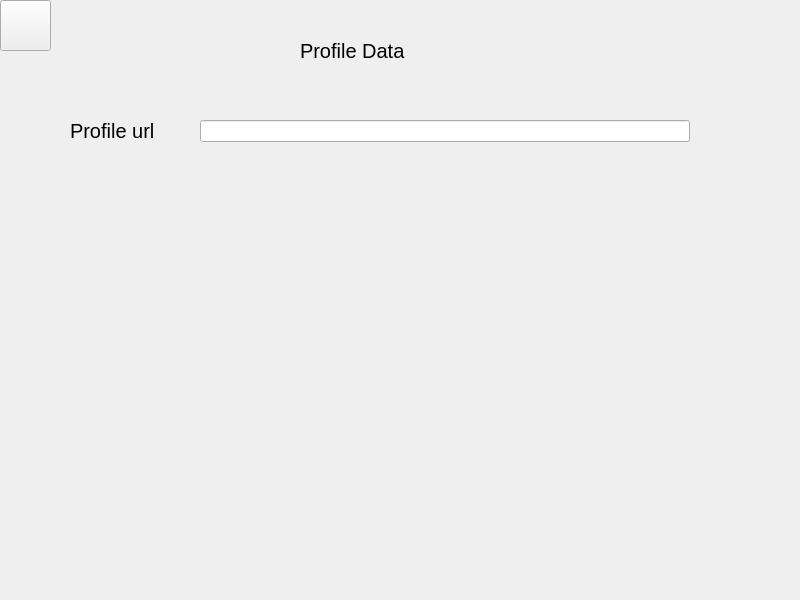
This is main.ui in mido-99/Tweety as Qt 5 draws it before an edit. The edited form follows.
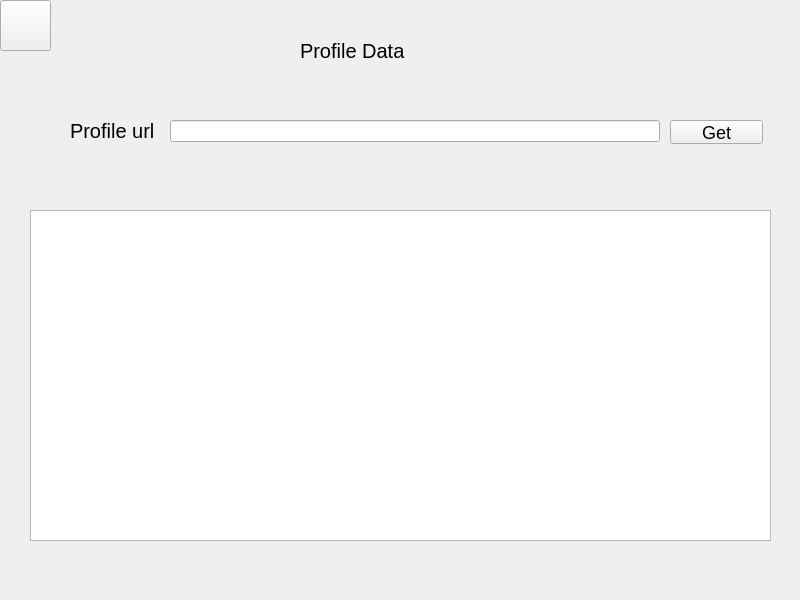
This is the edited form. The open tabs and pages were chosen to show the change.

Patch:
```diff
--- a/main.ui
+++ b/main.ui
@@ -26,7 +26,11 @@
    <string>MainWindow</string>
   </property>
   <property name="styleSheet">
-   <string notr="true">QLabel[objectName*=&quot;title&quot;]{
+   <string notr="true">* {
+font-size: 18px;
+}
+
+QLabel[objectName*=&quot;title&quot;]{
     qproperty-alignment: 'AlignCenter';
 	font-size: 30px;
 }
@@ -37,6 +41,10 @@
 
 QPushButton[objectName*=&quot;back&quot;] {
     border: none;
+}
+
+QPlainTextEdit {
+	font-size: 16px;
 }</string>
   </property>
   <widget class="QWidget" name="centralwidget">
@@ -57,7 +65,7 @@
     </property>
     <property name="font">
      <font>
-      <pointsize>14</pointsize>
+      <pointsize>-1</pointsize>
      </font>
     </property>
     <property name="styleSheet">
@@ -179,7 +187,7 @@
      <widget class="QLineEdit" name="lineEdit">
       <property name="geometry">
        <rect>
-        <x>200</x>
+        <x>170</x>
         <y>120</y>
         <width>490</width>
         <height>22</height>
@@ -221,6 +229,42 @@
        <string/>
       </property>
      </widget>
+     <widget class="QPlainTextEdit" name="prof_json_plainEdit">
+      <property name="geometry">
+       <rect>
+        <x>30</x>
+        <y>210</y>
+        <width>741</width>
+        <height>331</height>
+       </rect>
+      </property>
+     </widget>
+     <widget class="QPushButton" name="prof_url_btn">
+      <property name="geometry">
+       <rect>
+        <x>670</x>
+        <y>120</y>
+        <width>93</width>
+        <height>24</height>
+       </rect>
+      </property>
+      <property name="text">
+       <string>Get</string>
+      </property>
+     </widget>
+     <widget class="QLabel" name="loading_anim">
+      <property name="geometry">
+       <rect>
+        <x>680</x>
+        <y>60</y>
+        <width>80</width>
+        <height>60</height>
+       </rect>
+      </property>
+      <property name="text">
+       <string/>
+      </property>
+     </widget>
     </widget>
     <widget class="QWidget" name="user_posts">
      <widget class="QLabel" name="label_2">
```
Left out of the diff: 16 changed lines with no effect on the pictures.
